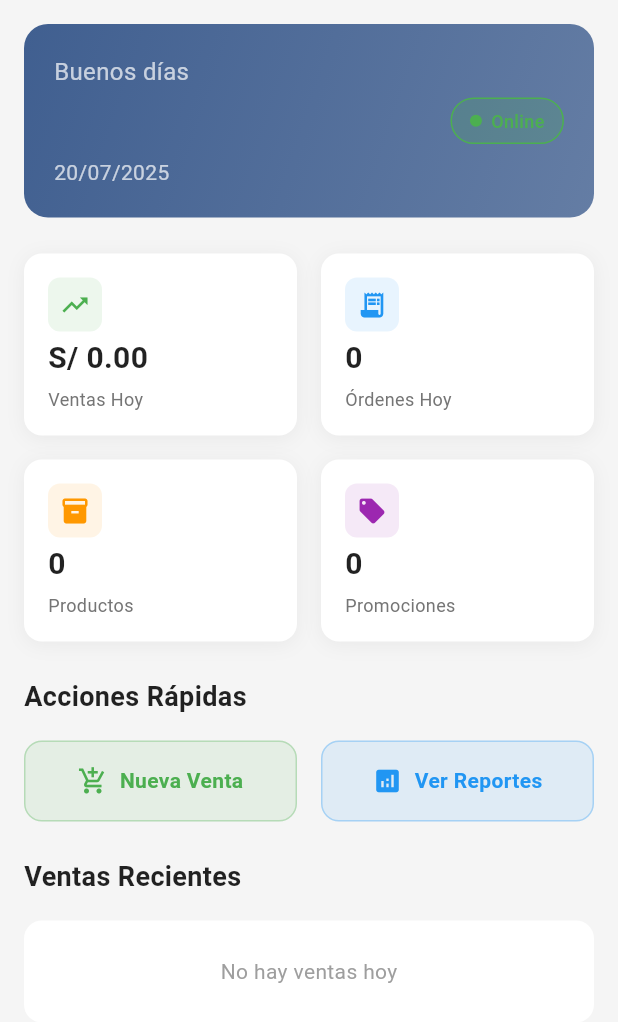
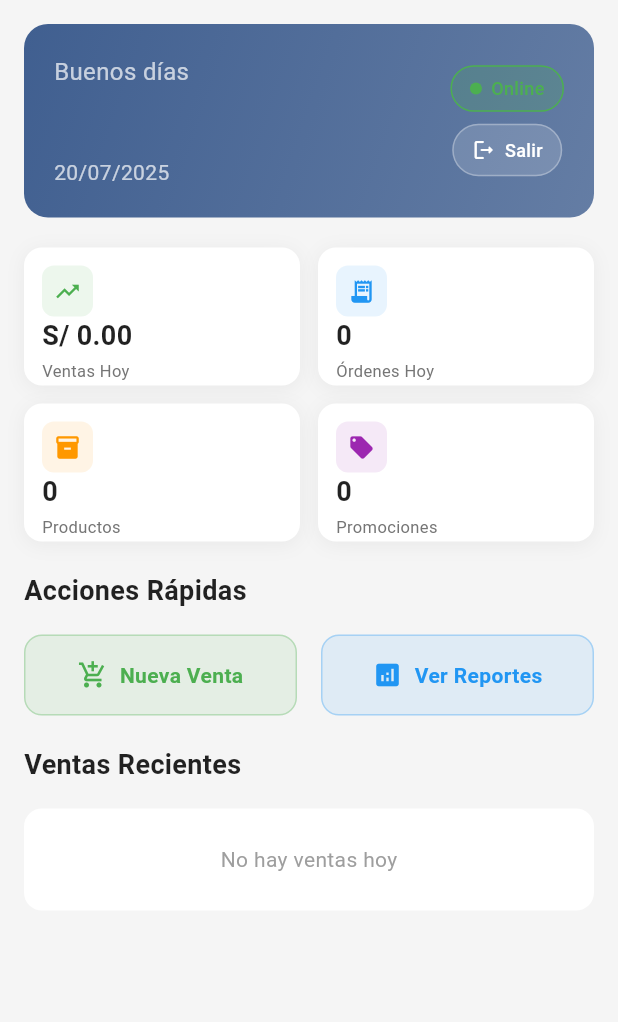
Before and after one commit to jeremiascoroneltecsup/app_demo_disco, a Flutter app: the DashboardFastScreen screen opened directly, on a phone screen of 412 x 824 dp. Shown: the top 1022 px of the screen. Run offline on Flutter 3.47's test engine with Material 3 defaults, Android fonts, the phone set to English and light mode, and no system bars; our stand-ins replace shared_preferences; accounts and stored records are empty; network calls fail.

Commit message:
deslogeo en la nueva interfaz y mejora del diseño

```diff
--- a/lib/screens/dashboard_fast_screen.dart
+++ b/lib/screens/dashboard_fast_screen.dart
@@ -99,11 +99,11 @@ class _DashboardFastScreenState extends State<DashboardFastScreen> {
             crossAxisAlignment: CrossAxisAlignment.start,
             children: [
               _buildHeader(),
-              const SizedBox(height: 24),
+              const SizedBox(height: 20), // Reducido de 24 a 20
               _buildMetricsGrid(),
-              const SizedBox(height: 24),
+              const SizedBox(height: 20), // Reducido de 24 a 20
               _buildQuickActions(),
-              const SizedBox(height: 24),
+              const SizedBox(height: 20), // Reducido de 24 a 20
               _buildRecentSales(),
             ],
           ),
@@ -162,6 +162,9 @@ class _DashboardFastScreenState extends State<DashboardFastScreen> {
                   ],
                 ),
               ),
+              // Botón de cerrar sesión
+              Column(
+                children: [
                   // Indicador de estado (sin WebSocket)
                   Container(
                     padding: const EdgeInsets.symmetric(horizontal: 12, vertical: 6),
@@ -193,6 +196,44 @@ class _DashboardFastScreenState extends State<DashboardFastScreen> {
                       ],
                     ),
                   ),
+                  const SizedBox(height: 8),
+                  // Botón de cerrar sesión
+                  Material(
+                    color: Colors.transparent,
+                    child: InkWell(
+                      borderRadius: BorderRadius.circular(20),
+                      onTap: () => _handleLogout(),
+                      child: Container(
+                        padding: const EdgeInsets.symmetric(horizontal: 12, vertical: 8),
+                        decoration: BoxDecoration(
+                          color: Colors.white.withOpacity(0.15),
+                          borderRadius: BorderRadius.circular(20),
+                          border: Border.all(color: Colors.white.withOpacity(0.3), width: 1),
+                        ),
+                        child: const Row(
+                          mainAxisSize: MainAxisSize.min,
+                          children: [
+                            Icon(
+                              Icons.logout_rounded,
+                              color: Colors.white,
+                              size: 16,
+                            ),
+                            SizedBox(width: 6),
+                            Text(
+                              'Salir',
+                              style: TextStyle(
+                                color: Colors.white,
+                                fontSize: 12,
+                                fontWeight: FontWeight.w500,
+                              ),
+                            ),
+                          ],
+                        ),
+                      ),
+                    ),
+                  ),
+                ],
+              ),
             ],
           ),
         );
@@ -211,9 +252,9 @@ class _DashboardFastScreenState extends State<DashboardFastScreen> {
           shrinkWrap: true,
           physics: const NeverScrollableScrollPhysics(),
           crossAxisCount: 2,
-          crossAxisSpacing: 16,
-          mainAxisSpacing: 16,
-          childAspectRatio: 1.5,
+          crossAxisSpacing: 12, // Reducido de 16 a 12
+          mainAxisSpacing: 12,  // Reducido de 16 a 12
+          childAspectRatio: 2.0, // Aumentado de 1.5 a 2.0 para hacer los cuadros más anchos y menos altos
           children: [
             _buildMetricCard(
               'Ventas Hoy',
@@ -257,7 +298,7 @@ class _DashboardFastScreenState extends State<DashboardFastScreen> {
     return GestureDetector(
       onTap: onTap,
       child: Container(
-        padding: const EdgeInsets.all(16),
+        padding: const EdgeInsets.all(12), // Reducido de 16 a 12 para hacer los cuadros más compactos
         decoration: BoxDecoration(
           color: Colors.white,
           borderRadius: BorderRadius.circular(12),
@@ -281,12 +322,12 @@ class _DashboardFastScreenState extends State<DashboardFastScreen> {
                     color: color.withOpacity(0.1),
                     borderRadius: BorderRadius.circular(8),
                   ),
-                  child: Icon(icon, color: color, size: 20),
+                  child: Icon(icon, color: color, size: 18), // Reducido de 20 a 18
                 ),
                 if (onTap != null)
                   Icon(
                     Icons.arrow_forward_ios,
-                    size: 14,
+                    size: 12, // Reducido de 14 a 12
                     color: Colors.grey[400],
                   ),
               ],
@@ -295,16 +336,16 @@ class _DashboardFastScreenState extends State<DashboardFastScreen> {
             Text(
               value,
               style: const TextStyle(
-                fontSize: 20,
+                fontSize: 18, // Reducido de 20 a 18
                 fontWeight: FontWeight.bold,
                 color: Colors.black87,
               ),
             ),
-            const SizedBox(height: 4),
+            const SizedBox(height: 2), // Reducido de 4 a 2
             Text(
               title,
               style: TextStyle(
-                fontSize: 12,
+                fontSize: 11, // Reducido de 12 a 11
                 color: Colors.grey[600],
               ),
             ),
@@ -497,6 +538,28 @@ class _DashboardFastScreenState extends State<DashboardFastScreen> {
     );
   }
 
+  Future<void> _handleLogout() async {
+    final confirmed = await AppUtils.showConfirmDialog(
+      context,
+      title: 'Cerrar Sesión',
+      message: '¿Estás seguro de que quieres cerrar sesión?',
+      confirmText: 'Cerrar Sesión',
+      cancelText: 'Cancelar',
+    );
+
+    if (confirmed && mounted) {
+      try {
+        await context.read<AuthProvider>().logout();
+      } catch (e) {
+        if (mounted) {
+          ScaffoldMessenger.of(context).showSnackBar(
+            SnackBar(content: Text('Error al cerrar sesión: $e')),
+          );
+        }
+      }
+    }
+  }
+
   String _getGreeting(int hour) {
     if (hour < 12) return 'Buenos días';
     if (hour < 18) return 'Buenas tardes';
```
Lines whose indentation alone changed are shown as unchanged.
